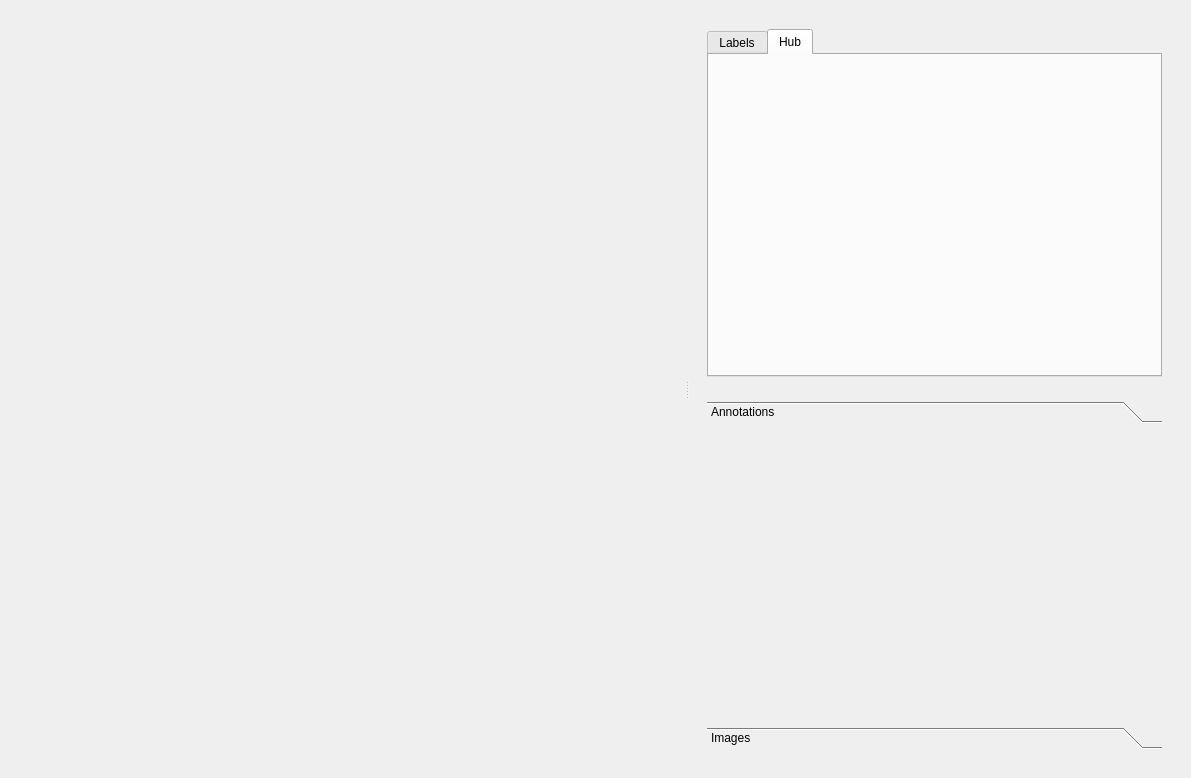
Qt form view/widgets/image_viewer/base_image_viewer.ui (haruiz/CvStudio) before a commit.
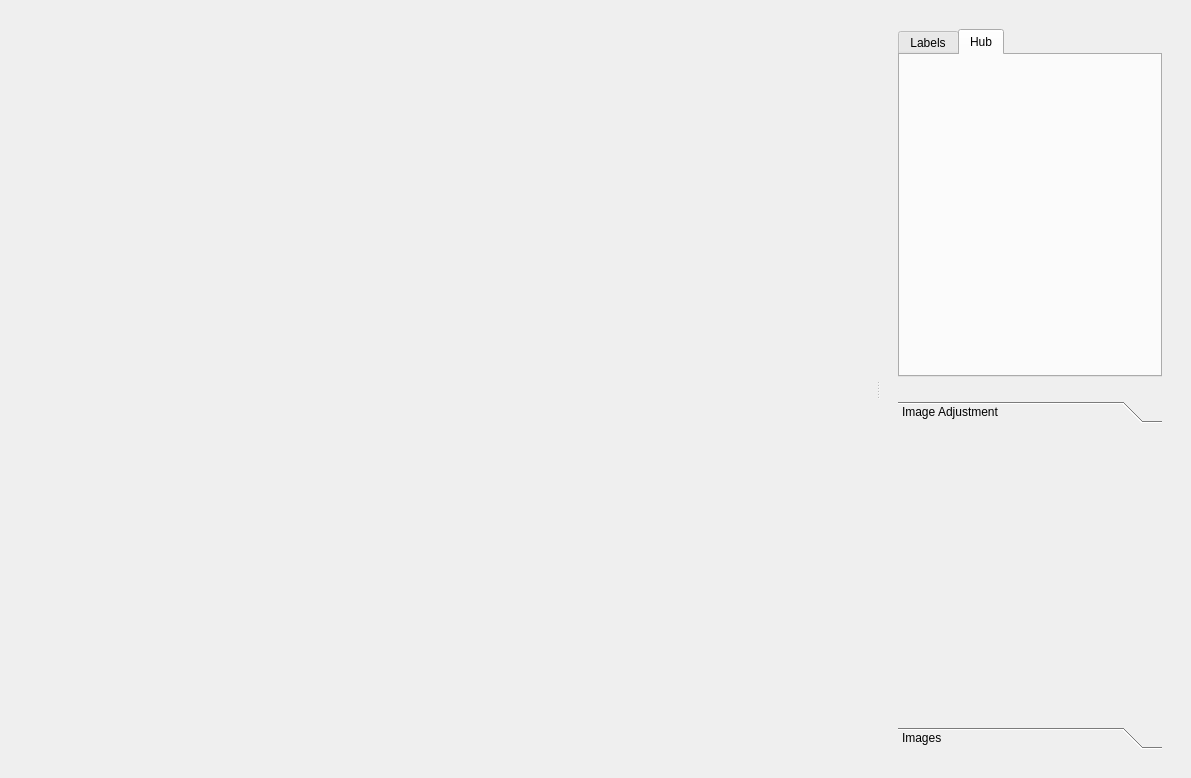
The same form after that commit. The open tabs and pages were chosen to show the change.

What changed in the file:
```diff
--- a/view/widgets/image_viewer/base_image_viewer.ui
+++ b/view/widgets/image_viewer/base_image_viewer.ui
@@ -104,9 +104,15 @@
        </item>
        <item>
         <widget class="QFrame" name="frame">
+         <property name="sizePolicy">
+          <sizepolicy hsizetype="Preferred" vsizetype="Preferred">
+           <horstretch>2</horstretch>
+           <verstretch>0</verstretch>
+          </sizepolicy>
+         </property>
          <property name="minimumSize">
           <size>
-           <width>0</width>
+           <width>800</width>
            <height>0</height>
           </size>
          </property>
@@ -143,13 +149,13 @@
      <widget class="QFrame" name="frame_2">
       <property name="sizePolicy">
        <sizepolicy hsizetype="Preferred" vsizetype="Preferred">
-        <horstretch>2</horstretch>
+        <horstretch>1</horstretch>
         <verstretch>0</verstretch>
        </sizepolicy>
       </property>
       <property name="minimumSize">
        <size>
-        <width>350</width>
+        <width>300</width>
         <height>0</height>
        </size>
       </property>
@@ -245,12 +251,12 @@
               <rect>
                <x>0</x>
                <y>0</y>
-               <width>685</width>
+               <width>276</width>
                <height>296</height>
               </rect>
              </property>
              <attribute name="label">
-              <string>Annotations</string>
+              <string>Image Adjustment</string>
              </attribute>
              <layout class="QVBoxLayout" name="verticalLayout_8">
               <item>
```
Left out of the diff: 9 changed lines with no effect on the pictures.
